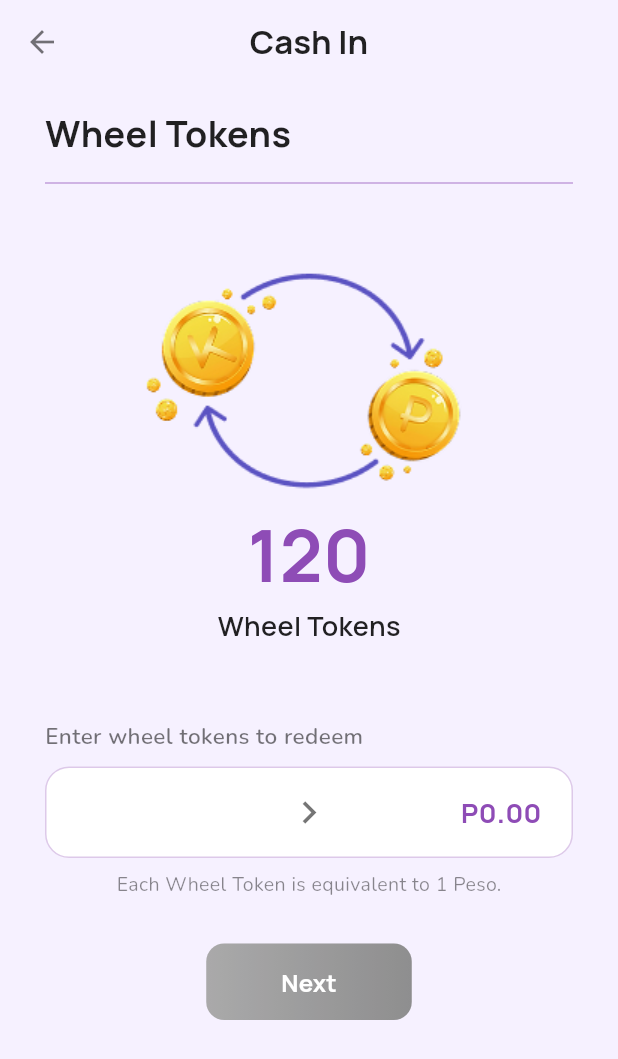
After one commit to ShanRaboy11/komyut, a Flutter app: the RedeemTokensPage screen opened directly, on a phone screen of 412 x 824 dp. The commit adds this screen. Shown: the top 1059 px of the screen. Run offline on Flutter 3.47's test engine with Material 3 defaults, Android fonts, the light colour scheme and no system bars; our stand-ins replace another_flushbar, barcode_widget, dotted_border, file_picker, fl_chart, flutter_dotenv and 10 more; missing offline and left inert: gal, mobile_scanner; accounts and stored records are empty; project files that could hold a hidden picture were left out.

Commit message:
feat(ui): token redemption - rexi

```diff
--- a/lib/views/pages/home_commuter.dart
+++ b/lib/views/pages/home_commuter.dart
@@ -14,6 +14,7 @@ import 'otc_confirm.dart';
 import 'otc_instructions.dart';
 import 'otc_success.dart';
 import 'activity_commuter.dart';
+import 'wt.dart';
 
 class CommuterDashboardNav extends StatefulWidget {
   const CommuterDashboardNav({super.key});
@@ -101,6 +102,9 @@ class HomeTabNavigator extends StatelessWidget {
             break;
           case '/payment_success':
             builder = (BuildContext context) => const PaymentSuccessPage();
+            break;
+          case '/redeem_tokens':
+            builder = (BuildContext context) => const RedeemTokensPage();
             break;
           default:
             builder = (BuildContext context) => const CommuterDashboardPage();
@@ -539,7 +543,7 @@ class _CommuterDashboardPageState extends State<CommuterDashboardPage> {
   Widget _buildActionButton(String title, IconData icon) {
     return Container(
       decoration: BoxDecoration(
-        color: Colors.white.withValues(alpha:0.15),
+        color: Colors.white.withValues(alpha: 0.15),
         borderRadius: BorderRadius.circular(12),
       ),
       child: ListTile(
--- a/lib/views/pages/wallet.dart
+++ b/lib/views/pages/wallet.dart
@@ -1,5 +1,6 @@
 import 'package:flutter/material.dart';
 import 'package:google_fonts/google_fonts.dart';
+import 'package:komyut/views/pages/wt.dart';
 import 'wallet_history.dart';
 import 'otc.dart';
 import 'dart:math';
@@ -324,6 +325,12 @@ class _WalletPageState extends State<WalletPage>
       Navigator.of(context).push(
         MaterialPageRoute(builder: (context) => const OverTheCounterPage()),
       );
+    } else if (optionText == 'Digital Wallet') {
+      // Navigator.of(context).pushNamed('/dw');
+    } else if (optionText == 'Wheel Tokens') {
+      Navigator.of(
+        context,
+      ).push(MaterialPageRoute(builder: (context) => const RedeemTokensPage()));
     }
   }
 
--- a/lib/views/pages/wallet_history.dart
+++ b/lib/views/pages/wallet_history.dart
@@ -11,7 +11,6 @@ class TransactionHistoryPage extends StatelessWidget {
 
   const TransactionHistoryPage({super.key, required this.type});
 
-  // Dummy data for a long list
   List<Map<String, dynamic>> get _dummyTransactions => List.generate(14, (i) {
     bool isCashIn = i == 0 || i == 13;
     return {
@@ -32,10 +31,22 @@ class TransactionHistoryPage extends StatelessWidget {
     };
   });
 
+  String _generateTransactionCode() {
+    const chars = 'ABCDEFGHIJKLMNOPQRSTUVWXYZ0123456789';
+    final random = Random();
+    final part1 = String.fromCharCodes(
+      Iterable.generate(
+        15,
+        (_) => chars.codeUnitAt(random.nextInt(chars.length)),
+      ),
+    );
+    return 'K0MYUT-XHS$part1'.substring(0, 25);
+  }
+
   void _showCashInDetailModal(BuildContext context) {
     showDialog(
       context: context,
-      barrierColor: Colors.black.withOpacity(0.5),
+      barrierColor: Colors.black.withValues(alpha: 0.5),
       builder: (dialogContext) {
         return _buildDetailModal(
           context: dialogContext,
@@ -47,7 +58,7 @@ class TransactionHistoryPage extends StatelessWidget {
             _buildDetailRow('Channel:', 'GCash'),
           ],
           totalRow: _buildDetailRow('Total:', 'P105.00'),
-          transactionCode: 'AHR231-DS31213',
+          transactionCode: _generateTransactionCode(),
         );
       },
     );
@@ -56,7 +67,7 @@ class TransactionHistoryPage extends StatelessWidget {
   void _showTokenRedemptionModal(BuildContext context) {
     showDialog(
       context: context,
-      barrierColor: Colors.black.withOpacity(0.5),
+      barrierColor: Colors.black.withValues(alpha: 0.5),
       builder: (dialogContext) {
         return _buildDetailModal(
           context: dialogContext,
@@ -84,7 +95,7 @@ class TransactionHistoryPage extends StatelessWidget {
             ),
           ],
           totalRow: _buildDetailRow('Equivalent:', 'P10.00'),
-          transactionCode: 'AHR231-DS31213',
+          transactionCode: _generateTransactionCode(),
         );
       },
     );
@@ -107,10 +118,10 @@ class TransactionHistoryPage extends StatelessWidget {
         decoration: BoxDecoration(
           color: Colors.white,
           borderRadius: BorderRadius.circular(20),
-          border: Border.all(color: brandColor.withOpacity(0.5)),
+          border: Border.all(color: brandColor.withValues(alpha: 0.5)),
           boxShadow: [
             BoxShadow(
-              color: brandColor.withOpacity(0.1),
+              color: brandColor.withValues(alpha: 0.1),
               blurRadius: 10,
               offset: const Offset(0, 4),
             ),
@@ -129,11 +140,11 @@ class TransactionHistoryPage extends StatelessWidget {
                     fontWeight: FontWeight.bold,
                   ),
                 ),
-                Divider(color: brandColor.withOpacity(0.5), height: 24),
+                Divider(color: brandColor.withValues(alpha: 0.5), height: 24),
                 ...details,
-                Divider(color: brandColor.withOpacity(0.5), height: 24),
+                Divider(color: brandColor.withValues(alpha: 0.5), height: 24),
                 totalRow,
-                Divider(color: brandColor.withOpacity(0.5), height: 24),
+                Divider(color: brandColor.withValues(alpha: 0.5), height: 24),
                 BarcodeWidget(
                   barcode: Barcode.code128(),
                   data: transactionCode,
--- /dev/null
+++ b/lib/views/pages/wt.dart
@@ -0,0 +1,277 @@
+import 'package:flutter/material.dart';
+import 'package:flutter/services.dart';
+import 'package:google_fonts/google_fonts.dart';
+import 'package:intl/intl.dart';
+
+class RedeemTokensPage extends StatefulWidget {
+  const RedeemTokensPage({super.key});
+
+  @override
+  State<RedeemTokensPage> createState() => _RedeemTokensPageState();
+}
+
+class _RedeemTokensPageState extends State<RedeemTokensPage> {
+  final TextEditingController _tokenController = TextEditingController();
+  String _pesoEquivalent = "P0.00";
+  bool _isButtonEnabled = false;
+
+  final Color _brandColor = const Color(0xFF8E4CB6);
+  final gradientColors = const [
+    Color(0xFFB945AA),
+    Color(0xFF8E4CB6),
+    Color(0xFF5B53C2),
+  ];
+
+  @override
+  void initState() {
+    super.initState();
+    _tokenController.addListener(_onTokenAmountChanged);
+  }
+
+  void _onTokenAmountChanged() {
+    final text = _tokenController.text;
+    if (text.isEmpty) {
+      setState(() {
+        _pesoEquivalent = "P0.00";
+        _isButtonEnabled = false;
+      });
+      return;
+    }
+
+    final double? amount = double.tryParse(text);
+    if (amount != null && amount > 0) {
+      final currencyFormat = NumberFormat.currency(
+        locale: 'en_PH',
+        symbol: 'P',
+      );
+      setState(() {
+        _pesoEquivalent = currencyFormat.format(amount);
+        _isButtonEnabled = true;
+      });
+    } else {
+      setState(() {
+        _pesoEquivalent = "P0.00";
+        _isButtonEnabled = false;
+      });
+    }
+  }
+
+  @override
+  void dispose() {
+    _tokenController.removeListener(_onTokenAmountChanged);
+    _tokenController.dispose();
+    super.dispose();
+  }
+
+  @override
+  Widget build(BuildContext context) {
+    return Scaffold(
+      backgroundColor: const Color(0xFFF6F1FF),
+      appBar: AppBar(
+        scrolledUnderElevation: 0,
+        backgroundColor: Colors.transparent,
+        elevation: 0,
+        leading: IconButton(
+          icon: const Icon(Icons.arrow_back, color: Colors.black54),
+          onPressed: () => Navigator.of(context).pop(),
+        ),
+        title: Text(
+          'Cash In',
+          style: GoogleFonts.manrope(
+            fontSize: 22,
+            fontWeight: FontWeight.bold,
+            color: Colors.black87,
+          ),
+        ),
+        centerTitle: true,
+      ),
+      body: SingleChildScrollView(
+        padding: const EdgeInsets.fromLTRB(30.0, 16.0, 30.0, 40.0),
+        child: Column(
+          crossAxisAlignment: CrossAxisAlignment.start,
+          children: [
+            _buildHeader(),
+            const SizedBox(height: 0),
+            Stack(
+              alignment: Alignment.bottomCenter,
+              children: [
+                Padding(
+                  padding: const EdgeInsets.only(bottom: 50.0),
+                  child: Image.asset(
+                    'assets/images/token_exchange.png',
+                    height: 250,
+                  ),
+                ),
+                _buildTokenBalance(),
+              ],
+            ),
+            const SizedBox(height: 50),
+            _buildInputSection(),
+            const SizedBox(height: 30),
+            _buildNextButton(),
+          ],
+        ),
+      ),
+    );
+  }
+
+  Widget _buildHeader() {
+    return Column(
+      crossAxisAlignment: CrossAxisAlignment.start,
+      children: [
+        Text(
+          'Wheel Tokens',
+          style: GoogleFonts.manrope(
+            fontSize: 24,
+            fontWeight: FontWeight.bold,
+            color: Colors.black87,
+          ),
+        ),
+        const SizedBox(height: 8),
+        Divider(color: _brandColor.withValues(alpha: 0.5), thickness: 1),
+      ],
+    );
+  }
+
+  Widget _buildTokenBalance() {
+    return Column(
+      children: [
+        Text(
+          '120',
+          style: GoogleFonts.manrope(
+            fontSize: 48,
+            fontWeight: FontWeight.bold,
+            color: _brandColor,
+          ),
+        ),
+        Text(
+          'Wheel Tokens',
+          style: GoogleFonts.manrope(
+            fontSize: 18,
+            color: Colors.black87,
+            fontWeight: FontWeight.w600,
+          ),
+        ),
+      ],
+    );
+  }
+
+  Widget _buildInputSection() {
+    return Column(
+      crossAxisAlignment: CrossAxisAlignment.start,
+      children: [
+        Text(
+          'Enter wheel tokens to redeem',
+          style: GoogleFonts.nunito(
+            fontSize: 15,
+            color: Colors.black54,
+            fontWeight: FontWeight.w600,
+          ),
+        ),
+        const SizedBox(height: 10),
+        Stack(
+          alignment: Alignment.center,
+          clipBehavior: Clip.none,
+          children: [
+            Container(
+              padding: const EdgeInsets.symmetric(horizontal: 20, vertical: 8),
+              decoration: BoxDecoration(
+                color: Colors.white,
+                borderRadius: BorderRadius.circular(16),
+                border: Border.all(color: _brandColor.withValues(alpha: 0.3)),
+              ),
+              child: Row(
+                crossAxisAlignment: CrossAxisAlignment.center,
+                children: [
+                  Flexible(
+                    child: TextField(
+                      controller: _tokenController,
+                      keyboardType: const TextInputType.numberWithOptions(
+                        decimal: false,
+                      ),
+                      inputFormatters: [
+                        FilteringTextInputFormatter.digitsOnly,
+                        LengthLimitingTextInputFormatter(7),
+                      ],
+                      cursorColor: _brandColor,
+                      cursorHeight: 20,
+                      style: GoogleFonts.manrope(
+                        fontSize: 18,
+                        fontWeight: FontWeight.bold,
+                        color: _brandColor,
+                      ),
+                      decoration: const InputDecoration(
+                        border: InputBorder.none,
+                        isCollapsed: true,
+                        contentPadding: EdgeInsets.symmetric(vertical: 8),
+                      ),
+                    ),
+                  ),
+                  const SizedBox(width: 16),
+                  Text(
+                    _pesoEquivalent,
+                    textAlign: TextAlign.right,
+                    style: GoogleFonts.manrope(
+                      fontSize: 18,
+                      fontWeight: FontWeight.bold,
+                      color: _brandColor,
+                    ),
+                  ),
+                ],
+              ),
+            ),
+
+            const Positioned(
+              child: Icon(Icons.chevron_right, color: Colors.black54, size: 30),
+            ),
+          ],
+        ),
+        const SizedBox(height: 8),
+        Center(
+          child: Text(
+            'Each Wheel Token is equivalent to 1 Peso.',
+            style: GoogleFonts.nunito(fontSize: 13, color: Colors.black45),
+          ),
+        ),
+      ],
+    );
+  }
+
+  Widget _buildNextButton() {
+    return Center(
+      child: Container(
+        decoration: BoxDecoration(
+          gradient: LinearGradient(
+            colors: _isButtonEnabled
+                ? gradientColors
+                : [Colors.grey.shade400, Colors.grey.shade500],
+          ),
+          borderRadius: BorderRadius.circular(12),
+        ),
+        child: ElevatedButton(
+          onPressed: _isButtonEnabled
+              ? () {
+                  //
+                }
+              : null,
+          style: ElevatedButton.styleFrom(
+            backgroundColor: Colors.transparent,
+            shadowColor: Colors.transparent,
+            shape: RoundedRectangleBorder(
+              borderRadius: BorderRadius.circular(12),
+            ),
+            padding: const EdgeInsets.symmetric(horizontal: 50, vertical: 14),
+          ),
+          child: Text(
+            'Next',
+            style: GoogleFonts.manrope(
+              fontWeight: FontWeight.bold,
+              fontSize: 16,
+              color: Colors.white,
+            ),
+          ),
+        ),
+      ),
+    );
+  }
+}
```
Also changed, not shown: assets/images/token_exchange.png (added).
